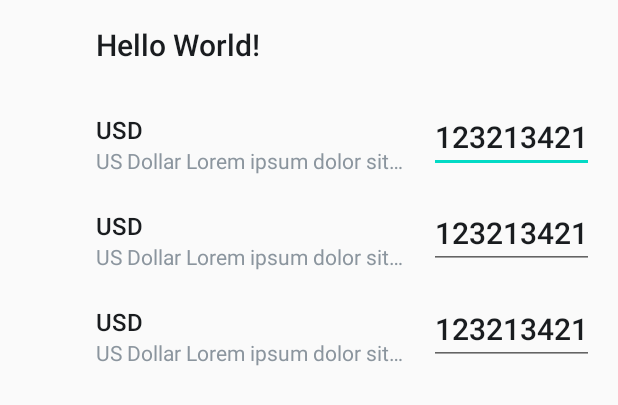
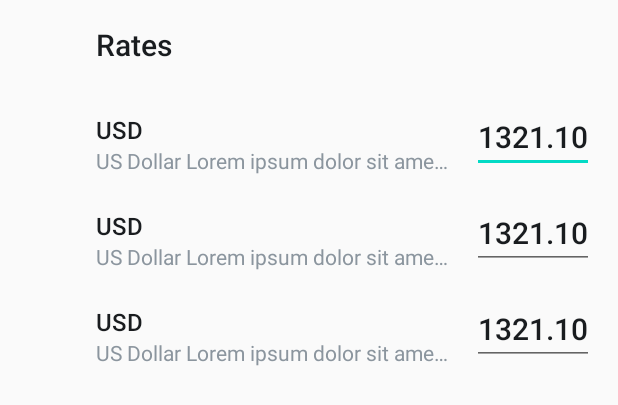
Before and after one commit to Solovgeo/Currency-list, an Android app: the layout activity_currency_list.xml on its own in the app's theme, with its tools: preview values and no code run, on a phone screen of 412 x 824 dp. Shown: the top 405 px of the screen. Run offline under Robolectric (Android 15) with nearby library versions, the phone set to English and light mode, and no system bars.

Commit message:
Fix presentation

```diff
--- a/app/src/main/AndroidManifest.xml
+++ b/app/src/main/AndroidManifest.xml
@@ -1,6 +1,8 @@
 <?xml version="1.0" encoding="utf-8"?>
 <manifest xmlns:android="http://schemas.android.com/apk/res/android"
     package="com.solovgeo.currencylist">
+
+    <uses-permission android:name="android.permission.INTERNET" />
 
     <application
         android:name=".App"
--- a/presentation/src/main/java/com/solovgeo/presentation/CurrencyListActivity.kt
+++ b/presentation/src/main/java/com/solovgeo/presentation/CurrencyListActivity.kt
@@ -11,7 +11,7 @@ import toothpick.Toothpick
 
 class CurrencyListActivity : AppCompatActivity() {
 
-    private val currencyListAdapter = com.solovgeo.presentation.CurrencyListAdapter()
+    private val currencyListAdapter = CurrencyListAdapter()
     private val viewModel by lazy(LazyThreadSafetyMode.NONE) { createViewModel() }
 
     override fun onCreate(savedInstanceState: Bundle?) {
--- a/presentation/src/main/java/com/solovgeo/presentation/CurrencyListItemFactory.kt
+++ b/presentation/src/main/java/com/solovgeo/presentation/CurrencyListItemFactory.kt
@@ -8,8 +8,8 @@ class CurrencyListItemFactory @Inject constructor() {
     private val iconDescriptionMap = hashMapOf(
         "USD" to (R.drawable.ic_us to R.string.usd_description),
         "EUR" to (R.drawable.ic_eu to R.string.eu_description),
-        "USD" to (R.drawable.ic_sweden to R.string.sweden_description),
-        "USD" to (R.drawable.ic_canada to R.string.canada_description)
+        "SEK" to (R.drawable.ic_sweden to R.string.sweden_description),
+        "CAD" to (R.drawable.ic_canada to R.string.canada_description)
     )
 
     fun create(currencyName: String, currencyValue: BigDecimal): CurrencyListItem {
--- a/presentation/src/main/java/com/solovgeo/presentation/CurrencyListViewModel.kt
+++ b/presentation/src/main/java/com/solovgeo/presentation/CurrencyListViewModel.kt
@@ -36,7 +36,7 @@ class CurrencyListViewModel @Inject constructor(
                     }
                 }
             }, {
-                Log.e("CurrencyListViewModel", it.stackTrace.toString())
+                Log.e("ERROR", "CurrencyListViewModel", it)
             })
             .disposeLater()
     }
--- a/presentation/src/main/res/layout/activity_currency_list.xml
+++ b/presentation/src/main/res/layout/activity_currency_list.xml
@@ -14,7 +14,7 @@
         android:layout_marginTop="@dimen/spacing16"
         android:layout_marginBottom="@dimen/spacing16"
         android:fontFamily="sans-serif-medium"
-        android:text="Hello World!"
+        android:text="@string/activity_currency_list_title_rates"
         android:textColor="@color/black"
         android:textSize="@dimen/font20" />
 
--- a/presentation/src/main/res/layout/item_currency_list.xml
+++ b/presentation/src/main/res/layout/item_currency_list.xml
@@ -21,6 +21,7 @@
         android:layout_width="0dp"
         android:layout_height="wrap_content"
         android:layout_marginStart="@dimen/spacing16"
+        android:layout_marginEnd="@dimen/spacing16"
         android:layout_marginTop="@dimen/spacing16"
         android:ellipsize="end"
         android:fontFamily="sans-serif-medium"
@@ -29,11 +30,10 @@
         android:textSize="@dimen/font16"
         app:layout_constraintBottom_toTopOf="@+id/tv_item_currency_list_description"
         app:layout_constraintStart_toEndOf="@+id/iv_item_currency_list_icon"
+        app:layout_constraintEnd_toStartOf="@+id/et_item_currency_list_value"
         app:layout_constraintTop_toTopOf="parent"
         app:layout_constraintVertical_bias="0"
         app:layout_constraintVertical_chainStyle="packed"
-        app:layout_constraintWidth_max="wrap"
-        app:layout_constraintWidth_percent="0.5"
         tools:text="USD" />
 
     <TextView
@@ -41,6 +41,7 @@
         android:layout_width="0dp"
         android:layout_height="wrap_content"
         android:layout_marginStart="@dimen/spacing16"
+        android:layout_marginEnd="@dimen/spacing16"
         android:ellipsize="end"
         android:fontFamily="sans-serif"
         android:singleLine="true"
@@ -48,26 +49,23 @@
         android:textSize="@dimen/font14"
         app:layout_constraintBottom_toBottomOf="parent"
         app:layout_constraintStart_toEndOf="@+id/iv_item_currency_list_icon"
+        app:layout_constraintEnd_toStartOf="@+id/et_item_currency_list_value"
         app:layout_constraintTop_toBottomOf="@+id/tv_item_currency_list_name"
-        app:layout_constraintWidth_max="wrap"
-        app:layout_constraintWidth_percent="0.5"
         tools:text="US Dollar Lorem ipsum dolor sit amet, consectetur adipiscing elit, sed do eiusmod tempor incididunt ut labore et dolore magna aliqua. Ut enim ad minim veniam" />
 
-    <androidx.constraintlayout.widget.Barrier
-        android:id="@+id/barrier"
+    <androidx.constraintlayout.widget.Guideline
+        android:id="@+id/gl_item_currency_list_value"
         android:layout_width="wrap_content"
         android:layout_height="wrap_content"
-        app:barrierDirection="end"
-        app:constraint_referenced_ids="tv_item_currency_list_name,tv_item_currency_list_description" />
+        android:orientation="vertical"
+        app:layout_constraintGuide_percent="0.5" />
 
     <EditText
         android:id="@+id/et_item_currency_list_value"
         android:layout_width="0dp"
         android:layout_height="wrap_content"
-        android:layout_marginStart="@dimen/spacing16"
         android:layout_marginEnd="@dimen/spacing16"
         android:fontFamily="sans-serif-medium"
-        android:hint="@string/item_currency_list_value_hint"
         android:importantForAutofill="no"
         android:inputType="numberDecimal"
         android:singleLine="true"
@@ -76,9 +74,9 @@
         app:layout_constraintBottom_toBottomOf="parent"
         app:layout_constraintEnd_toEndOf="parent"
         app:layout_constraintHorizontal_bias="1"
-        app:layout_constraintStart_toEndOf="@+id/barrier"
+        app:layout_constraintStart_toEndOf="@+id/gl_item_currency_list_value"
         app:layout_constraintTop_toTopOf="parent"
         app:layout_constraintWidth_default="wrap"
-        tools:text="123213421243204.10" />
+        tools:text="1321.10" />
 
 </androidx.constraintlayout.widget.ConstraintLayout>
--- a/presentation/src/main/res/values/strings.xml
+++ b/presentation/src/main/res/values/strings.xml
@@ -1,5 +1,6 @@
 <resources>
     <string name="app_name">Currency list</string>
+    <string name="activity_currency_list_title_rates">Rates</string>
     <string name="item_currency_list_icon_description">Currency icon</string>
     <string name="item_currency_list_value_hint">Currency value</string>
 
--- a/presentation/src/main/res/values/styles.xml
+++ b/presentation/src/main/res/values/styles.xml
@@ -1,7 +1,7 @@
 <resources>
 
     <!-- Base application theme. -->
-    <style name="AppTheme" parent="Theme.AppCompat.Light.DarkActionBar">
+    <style name="AppTheme" parent="Theme.AppCompat.Light.NoActionBar">
         <!-- Customize your theme here. -->
         <item name="colorPrimary">@color/colorPrimary</item>
         <item name="colorPrimaryDark">@color/colorPrimaryDark</item>
```
